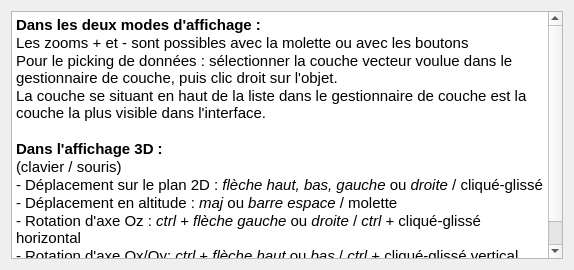
Qt form TiSIG/src/interface/helpwindow.ui (Lzrtn/ProjetGeomatique) before a commit.
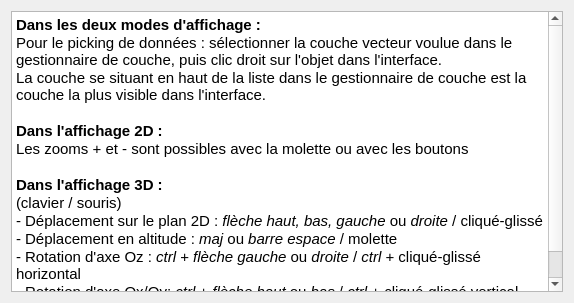
The same form after that commit.

Commit message: updating help and main windows

What changed in the file:
```diff
--- a/TiSIG/src/interface/helpwindow.ui
+++ b/TiSIG/src/interface/helpwindow.ui
@@ -7,7 +7,7 @@
     <x>0</x>
     <y>0</y>
     <width>574</width>
-    <height>270</height>
+    <height>303</height>
    </rect>
   </property>
   <property name="windowTitle">
@@ -25,9 +25,11 @@
 p, li { white-space: pre-wrap; }
 &lt;/style&gt;&lt;/head&gt;&lt;body style=&quot; font-family:'Ubuntu'; font-size:11pt; font-weight:400; font-style:normal;&quot;&gt;
 &lt;p style=&quot; margin-top:0px; margin-bottom:0px; margin-left:0px; margin-right:0px; -qt-block-indent:0; text-indent:0px;&quot;&gt;&lt;span style=&quot; font-weight:600;&quot;&gt;Dans les deux modes d'affichage :&lt;/span&gt;&lt;/p&gt;
-&lt;p style=&quot; margin-top:0px; margin-bottom:0px; margin-left:0px; margin-right:0px; -qt-block-indent:0; text-indent:0px;&quot;&gt;Les zooms + et - sont possibles avec la molette ou avec les boutons &lt;/p&gt;
-&lt;p style=&quot; margin-top:0px; margin-bottom:0px; margin-left:0px; margin-right:0px; -qt-block-indent:0; text-indent:0px;&quot;&gt;Pour le picking de données : sélectionner la couche vecteur voulue dans le gestionnaire de couche, puis clic droit sur l'objet.&lt;/p&gt;
+&lt;p style=&quot; margin-top:0px; margin-bottom:0px; margin-left:0px; margin-right:0px; -qt-block-indent:0; text-indent:0px;&quot;&gt;Pour le picking de données : sélectionner la couche vecteur voulue dans le gestionnaire de couche, puis clic droit sur l'objet dans l'interface.&lt;/p&gt;
 &lt;p style=&quot; margin-top:0px; margin-bottom:0px; margin-left:0px; margin-right:0px; -qt-block-indent:0; text-indent:0px;&quot;&gt;La couche se situant en haut de la liste dans le gestionnaire de couche est la couche la plus visible dans l'interface.&lt;/p&gt;
+&lt;p style=&quot;-qt-paragraph-type:empty; margin-top:0px; margin-bottom:0px; margin-left:0px; margin-right:0px; -qt-block-indent:0; text-indent:0px;&quot;&gt;&lt;br /&gt;&lt;/p&gt;
+&lt;p style=&quot; margin-top:0px; margin-bottom:0px; margin-left:0px; margin-right:0px; -qt-block-indent:0; text-indent:0px;&quot;&gt;&lt;span style=&quot; font-weight:600;&quot;&gt;Dans l'affichage 2D :&lt;/span&gt;&lt;/p&gt;
+&lt;p style=&quot; margin-top:0px; margin-bottom:0px; margin-left:0px; margin-right:0px; -qt-block-indent:0; text-indent:0px;&quot;&gt;Les zooms + et - sont possibles avec la molette ou avec les boutons &lt;/p&gt;
 &lt;p style=&quot;-qt-paragraph-type:empty; margin-top:0px; margin-bottom:0px; margin-left:0px; margin-right:0px; -qt-block-indent:0; text-indent:0px; font-weight:600;&quot;&gt;&lt;br /&gt;&lt;/p&gt;
 &lt;p style=&quot; margin-top:0px; margin-bottom:0px; margin-left:0px; margin-right:0px; -qt-block-indent:0; text-indent:0px;&quot;&gt;&lt;span style=&quot; font-weight:600;&quot;&gt;Dans l'affichage 3D :&lt;/span&gt;&lt;/p&gt;
 &lt;p style=&quot; margin-top:0px; margin-bottom:0px; margin-left:0px; margin-right:0px; -qt-block-indent:0; text-indent:0px;&quot;&gt;(clavier / souris)&lt;/p&gt;
```
The commit also changes 1 other file.
